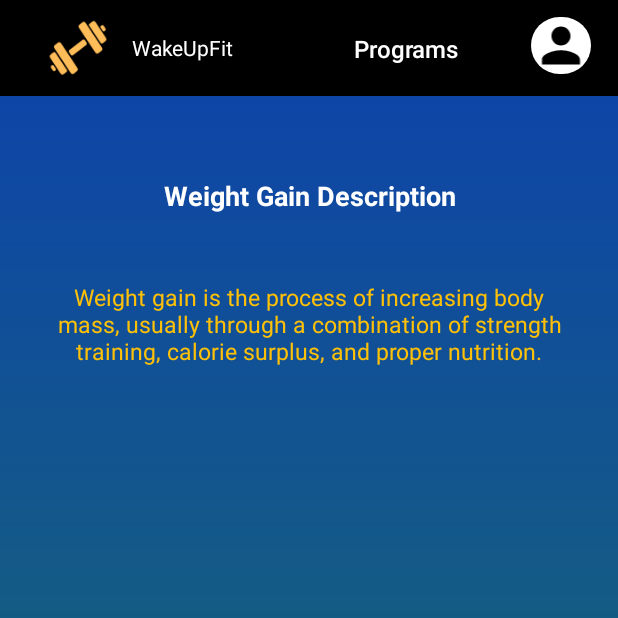
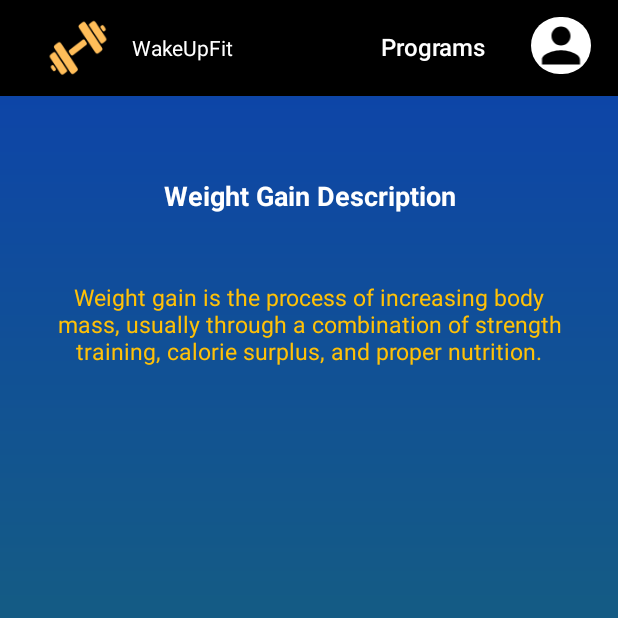
Before and after one commit to peeeooosss/WakeUpFit, an Android app: the WeightGainActivity screen opened directly, with no data from a screen before it, on a phone screen of 412 x 824 dp, the top half of it. Run offline under Robolectric (Android 15) with nearby library versions, the phone set to English and light mode, and no system bars; Roboto replaces fonts that are not available here.

Commit message:
Initial Commit

```diff
--- a/app/src/main/res/layout/activity_muscle_gain.xml
+++ b/app/src/main/res/layout/activity_muscle_gain.xml
@@ -15,14 +15,16 @@
         android:id="@+id/textView15"
         android:layout_width="wrap_content"
         android:layout_height="wrap_content"
+        android:layout_alignParentStart="true"
         android:layout_alignParentTop="true"
         android:layout_alignParentEnd="true"
+        android:layout_marginStart="254dp"
         android:layout_marginTop="21dp"
-        android:layout_marginEnd="106dp"
+        android:layout_marginEnd="87dp"
         android:fontFamily="sans-serif-medium"
         android:text="Programs"
         android:textColor="@color/white"
-        android:textSize="16sp"  />
+        android:textSize="16sp" />
 
     <ImageView
         android:id="@+id/imageView9"
--- a/app/src/main/res/layout/activity_weight_gain.xml
+++ b/app/src/main/res/layout/activity_weight_gain.xml
@@ -15,14 +15,16 @@
         android:id="@+id/textView14"
         android:layout_width="wrap_content"
         android:layout_height="wrap_content"
+        android:layout_alignParentStart="true"
         android:layout_alignParentTop="true"
         android:layout_alignParentEnd="true"
-        android:layout_marginTop="21dp"
-        android:layout_marginEnd="106dp"
+        android:layout_marginStart="254dp"
+        android:layout_marginTop="20dp"
+        android:layout_marginEnd="86dp"
         android:fontFamily="sans-serif-medium"
         android:text="Programs"
         android:textColor="@color/white"
-        android:textSize="16sp"  />
+        android:textSize="16sp" />
 
     <ImageView
         android:id="@+id/imageView8"
--- a/app/src/main/res/layout/activity_weight_loss.xml
+++ b/app/src/main/res/layout/activity_weight_loss.xml
@@ -15,10 +15,12 @@
         android:id="@+id/textView13"
         android:layout_width="wrap_content"
         android:layout_height="wrap_content"
+        android:layout_alignParentStart="true"
         android:layout_alignParentTop="true"
         android:layout_alignParentEnd="true"
+        android:layout_marginStart="256dp"
         android:layout_marginTop="21dp"
-        android:layout_marginEnd="106dp"
+        android:layout_marginEnd="85dp"
         android:fontFamily="sans-serif-medium"
         android:text="Programs"
         android:textColor="@color/white"
```
